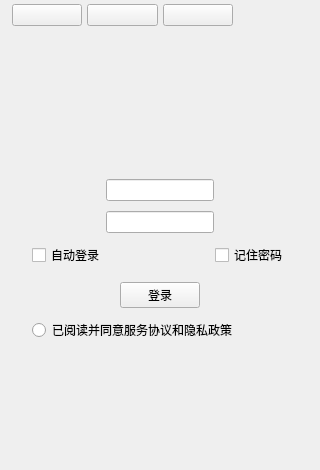
Above: ui_components/forms/loginwidget.ui from ASUJY/WeLink before the change. Below: the same form after it.
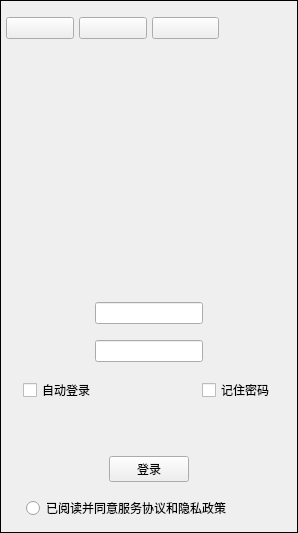
That is the form after the change.

Commit message: 登录窗口设置圆角边框

Diff of the .ui file:
```diff
--- a/ui_components/forms/loginwidget.ui
+++ b/ui_components/forms/loginwidget.ui
@@ -6,8 +6,8 @@
    <rect>
     <x>0</x>
     <y>0</y>
-    <width>320</width>
-    <height>470</height>
+    <width>298</width>
+    <height>533</height>
    </rect>
   </property>
   <property name="maximumSize">
@@ -19,21 +19,60 @@
   <property name="windowTitle">
    <string>Form</string>
   </property>
+  <property name="styleSheet">
+   <string notr="true"/>
+  </property>
   <layout class="QVBoxLayout" name="verticalLayout_2">
    <property name="spacing">
     <number>0</number>
    </property>
    <property name="leftMargin">
-    <number>12</number>
+    <number>0</number>
    </property>
    <property name="topMargin">
     <number>0</number>
    </property>
    <property name="rightMargin">
-    <number>12</number>
+    <number>0</number>
    </property>
    <property name="bottomMargin">
     <number>0</number>
+   </property>
+   <item>
+    <widget class="QFrame" name="LoginFrame">
+     <property name="styleSheet">
+      <string notr="true">QFrame#LoginFrame{
+        /* 边框：宽度 2px、实线、灰色，可自行改颜色 */
+        border: 2px solid #cccccc;
+         /* 圆角大小，数值越大弧度越大，推荐12~18 */
+        border-radius: 15px;\n    /* 内部背景白色，防止圆角区域透明露底 */
+         background-color: #ffffff;
+}</string>
+     </property>
+     <property name="frameShape">
+      <enum>QFrame::Shape::Box</enum>
+     </property>
+     <property name="frameShadow">
+      <enum>QFrame::Shadow::Plain</enum>
+     </property>
+     <property name="lineWidth">
+      <number>1</number>
+     </property>
+     <layout class="QVBoxLayout" name="verticalLayout_3">
+      <property name="spacing">
+       <number>0</number>
+      </property>
+      <property name="leftMargin">
+       <number>5</number>
+      </property>
+      <property name="topMargin">
+       <number>12</number>
+      </property>
+      <property name="rightMargin">
+       <number>5</number>
+      </property>
+      <property name="bottomMargin">
+       <number>12</number>
    </property>
    <item>
     <widget class="QWidget" name="widgetWinTitle" native="true">
@@ -285,6 +324,9 @@
         </property>
        </spacer>
       </item>
+         <item>
+          <widget class="QWidget" name="widgetWinBottom" native="true"/>
+         </item>
       <item alignment="Qt::AlignmentFlag::AlignHCenter|Qt::AlignmentFlag::AlignVCenter">
        <widget class="QPushButton" name="btnLogin">
         <property name="accessibleName">
@@ -344,8 +386,8 @@
      </layout>
     </widget>
    </item>
-   <item>
-    <widget class="QWidget" name="widgetWinBottom" native="true"/>
+     </layout>
+    </widget>
    </item>
   </layout>
  </widget>
```
Lines whose indentation alone changed are shown as unchanged. The commit also changes 1 other file.
